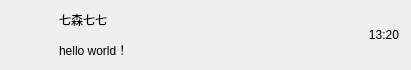
Qt form QChat_Client/chatuserwid.ui (YRDF/QChat) before a commit.
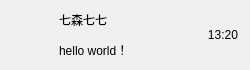
The same form after that commit.

What changed in the file:
```diff
--- a/QChat_Client/chatuserwid.ui
+++ b/QChat_Client/chatuserwid.ui
@@ -6,19 +6,19 @@
    <rect>
     <x>0</x>
     <y>0</y>
-    <width>411</width>
+    <width>250</width>
     <height>70</height>
    </rect>
   </property>
   <property name="minimumSize">
    <size>
-    <width>0</width>
+    <width>250</width>
     <height>70</height>
    </size>
   </property>
   <property name="maximumSize">
    <size>
-    <width>16777215</width>
+    <width>250</width>
     <height>70</height>
    </size>
   </property>
```
